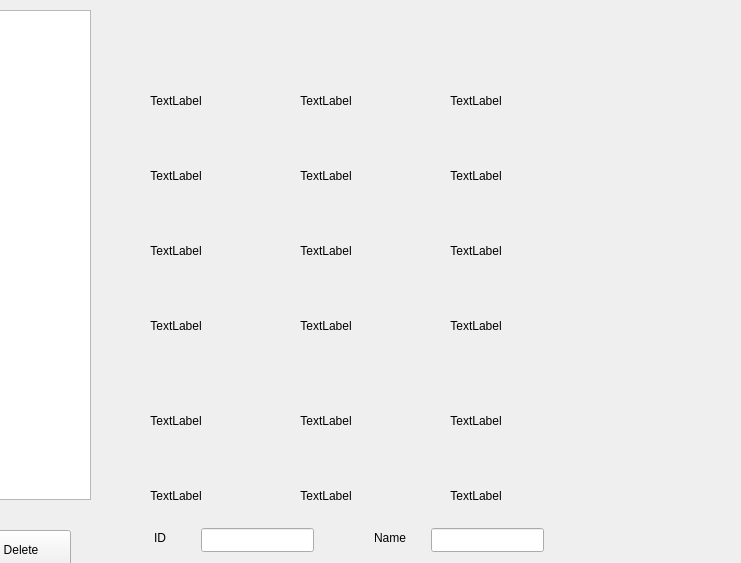
This is face2/mywidget.ui in MrBlind/Project as Qt 5 draws it before an edit; both pictures show x 339 to 1080 and y 0 to 563 of the 1080 by 650 pixel window. The edited form follows.
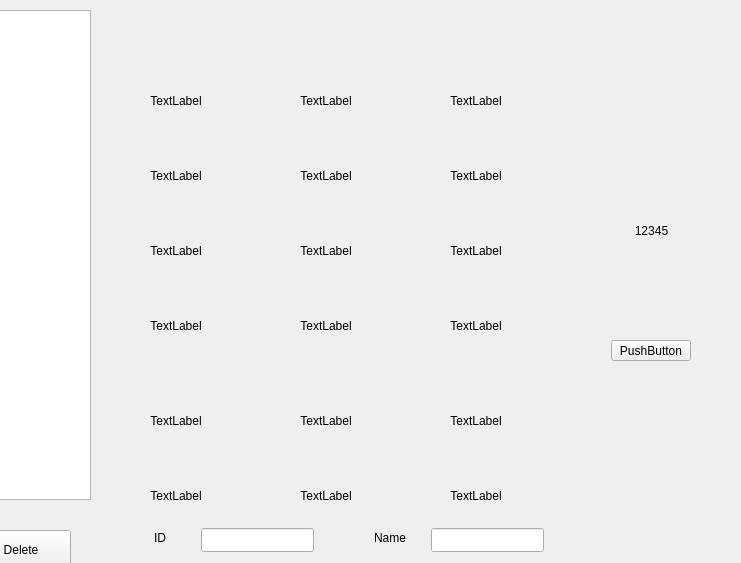
This is the edited form.

Commit message: add the fuction of show the camera's frames

```diff
--- a/face2/mywidget.ui
+++ b/face2/mywidget.ui
@@ -77,9 +77,9 @@
   <widget class="QLabel" name="labeltext3">
    <property name="geometry">
     <rect>
-     <x>786</x>
+     <x>770</x>
      <y>168</y>
-     <width>58</width>
+     <width>90</width>
      <height>15</height>
     </rect>
    </property>
@@ -93,9 +93,9 @@
   <widget class="QLabel" name="labeltext2">
    <property name="geometry">
     <rect>
-     <x>636</x>
+     <x>620</x>
      <y>168</y>
-     <width>58</width>
+     <width>90</width>
      <height>15</height>
     </rect>
    </property>
@@ -109,9 +109,9 @@
   <widget class="QLabel" name="labeltext1">
    <property name="geometry">
     <rect>
-     <x>486</x>
+     <x>470</x>
      <y>168</y>
-     <width>58</width>
+     <width>90</width>
      <height>15</height>
     </rect>
    </property>
@@ -141,9 +141,9 @@
   <widget class="QLabel" name="labeltext4">
    <property name="geometry">
     <rect>
-     <x>486</x>
+     <x>470</x>
      <y>318</y>
-     <width>58</width>
+     <width>90</width>
      <height>15</height>
     </rect>
    </property>
@@ -237,9 +237,9 @@
   <widget class="QLabel" name="labeltext7">
    <property name="geometry">
     <rect>
-     <x>486</x>
+     <x>470</x>
      <y>488</y>
-     <width>58</width>
+     <width>90</width>
      <height>15</height>
     </rect>
    </property>
@@ -253,9 +253,9 @@
   <widget class="QLabel" name="labeltext8">
    <property name="geometry">
     <rect>
-     <x>636</x>
+     <x>620</x>
      <y>488</y>
-     <width>58</width>
+     <width>90</width>
      <height>15</height>
     </rect>
    </property>
@@ -269,9 +269,9 @@
   <widget class="QLabel" name="labeltext9">
    <property name="geometry">
     <rect>
-     <x>786</x>
+     <x>770</x>
      <y>488</y>
-     <width>58</width>
+     <width>90</width>
      <height>15</height>
     </rect>
    </property>
@@ -285,9 +285,9 @@
   <widget class="QLabel" name="labeltext5">
    <property name="geometry">
     <rect>
-     <x>636</x>
+     <x>620</x>
      <y>318</y>
-     <width>58</width>
+     <width>90</width>
      <height>15</height>
     </rect>
    </property>
@@ -301,9 +301,9 @@
   <widget class="QLabel" name="labeltext6">
    <property name="geometry">
     <rect>
-     <x>786</x>
+     <x>770</x>
      <y>318</y>
-     <width>58</width>
+     <width>90</width>
      <height>15</height>
     </rect>
    </property>
@@ -496,6 +496,35 @@
     <string>PushButton</string>
    </property>
   </widget>
+  <widget class="QLabel" name="labelShowImage">
+   <property name="geometry">
+    <rect>
+     <x>930</x>
+     <y>140</y>
+     <width>121</width>
+     <height>181</height>
+    </rect>
+   </property>
+   <property name="text">
+    <string>12345</string>
+   </property>
+   <property name="alignment">
+    <set>Qt::AlignCenter</set>
+   </property>
+  </widget>
+  <widget class="QPushButton" name="pushButtonopen">
+   <property name="geometry">
+    <rect>
+     <x>950</x>
+     <y>340</y>
+     <width>80</width>
+     <height>21</height>
+    </rect>
+   </property>
+   <property name="text">
+    <string>PushButton</string>
+   </property>
+  </widget>
  </widget>
  <resources/>
  <connections/>
```
The commit also changes 11 other files.
